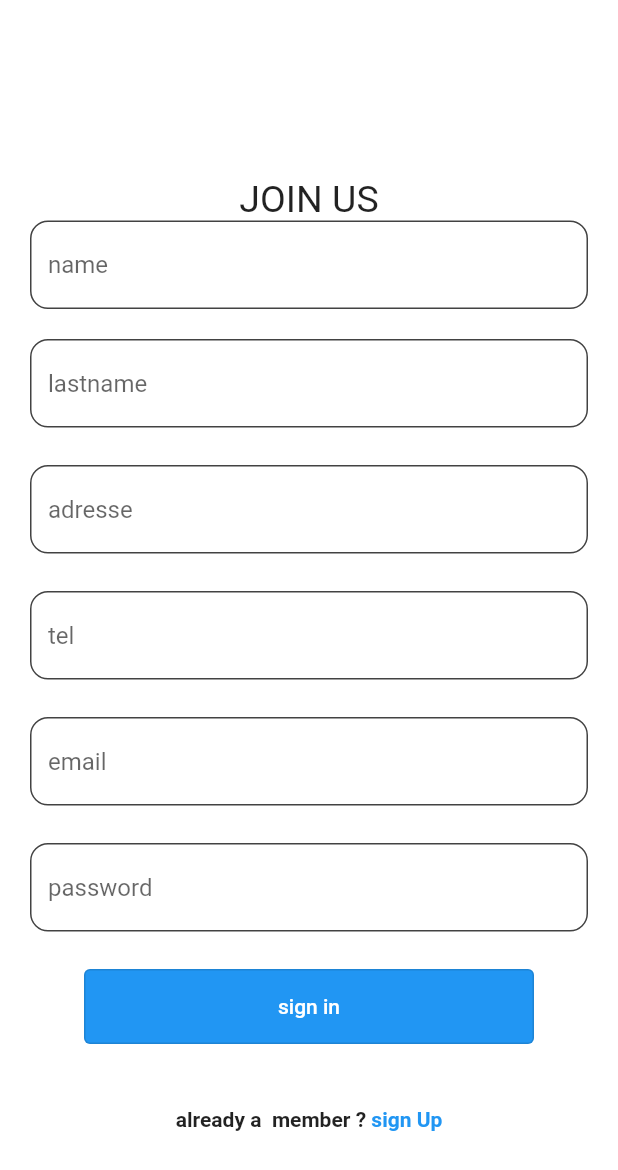
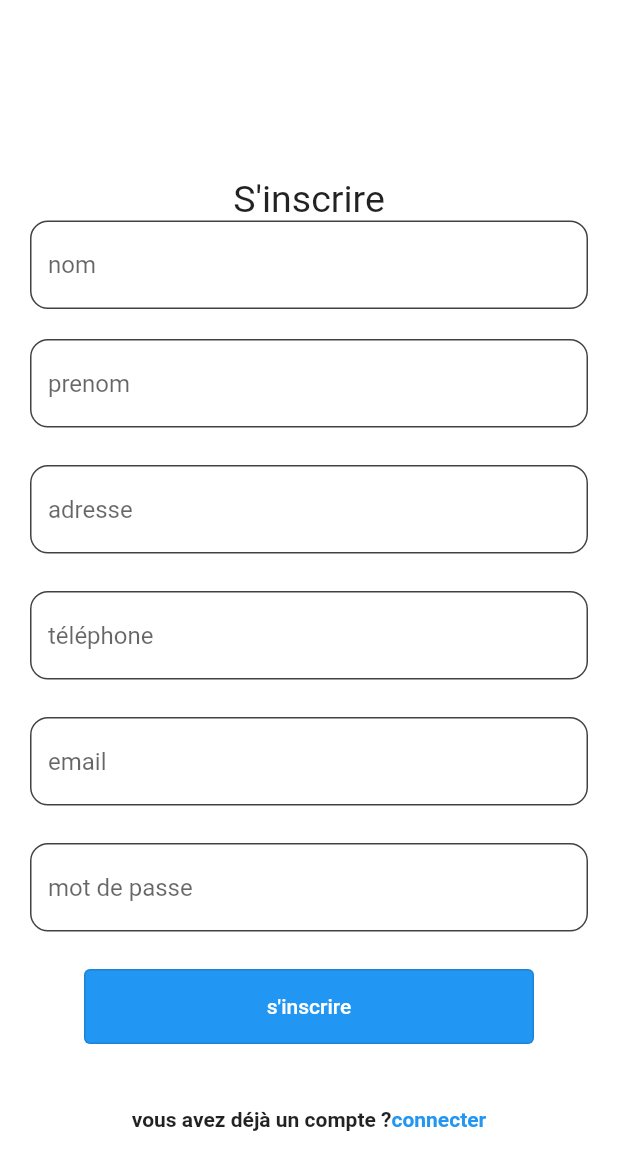
Before and after one commit to abdoutalby/reclamationManager, a Flutter app: the RegisterPage screen opened directly, on a phone screen of 412 x 824 dp. Shown: the top 1170 px of the screen. Run offline on Flutter 3.47's test engine with Material 2 defaults, Android fonts, the phone set to English and light mode, and no system bars; our stand-ins replace get; network calls fail.

Commit message:
update pubsbec

```diff
--- a/lib/pages/home.dart
+++ b/lib/pages/home.dart
@@ -16,7 +16,7 @@ class HomePageS  extends State<HomePage>{
   Widget build(BuildContext context) {
     return Scaffold(
       appBar: AppBar(
-        title: Text("home"),
+        title: Text("Accueil"),
 actions: [
   IconButton(onPressed: (){}, icon: Icon(Icons.login_outlined))
 ]
--- a/lib/pages/login_page.dart
+++ b/lib/pages/login_page.dart
@@ -49,7 +49,7 @@ class _LoginPageState extends State<LoginPage> {
                 "Reclamations",
                ),
               Text(
-                "Togother to make it better",
+                "Pour le rendre meilleure",
                ),
               Padding(
                 padding: const EdgeInsets.symmetric(horizontal: 20),
@@ -92,7 +92,7 @@ class _LoginPageState extends State<LoginPage> {
                                 borderSide:
                                 BorderSide(color: AppColors.TEXT_COLOR)),
                             filled: true,
-                            hintText: 'Password')),
+                            hintText: 'mot de passe')),
                     const SizedBox(
                       height: 25,
                     ),
@@ -116,7 +116,7 @@ class _LoginPageState extends State<LoginPage> {
                               color: AppColors.BLACK,
                             )
                                 : Text(
-                              "sign in",
+                              "se connecter",
                               style: TextStyle(color: AppColors.WHITE),
                             ),
                           ),
@@ -134,7 +134,7 @@ class _LoginPageState extends State<LoginPage> {
                 mainAxisAlignment: MainAxisAlignment.center,
                 children: [
                   const Text(
-                    'Not a member ?',
+                    "vous n'avez pas du compte ?",
                     style: TextStyle(
                       fontWeight: FontWeight.bold,
                     ),
@@ -144,7 +144,7 @@ class _LoginPageState extends State<LoginPage> {
                       Get.to(() => RegisterPage());
                     },
                     child: const Text(
-                      ' Join us now',
+                      ' nous rejoindre',
                       style: TextStyle(
                         color: Colors.blue,
                         fontWeight: FontWeight.bold,
--- a/lib/pages/register_page.dart
+++ b/lib/pages/register_page.dart
@@ -44,7 +44,7 @@ class _RegisterPageS extends State<RegisterPage> {
                 height: 65,
               ),
               Text(
-                "JOIN US",
+                "S'inscrire",
                 style: TextStyle(fontSize: 25),
               ),
 
@@ -55,7 +55,7 @@ class _RegisterPageS extends State<RegisterPage> {
                     TextField(
                       controller: controller.name,
                       decoration: InputDecoration(
-                         hintText: "name",
+                         hintText: "nom",
 
                         fillColor: AppColors.WHITE,
                         enabledBorder: OutlineInputBorder(
@@ -87,7 +87,7 @@ class _RegisterPageS extends State<RegisterPage> {
                                 borderSide:
                                     BorderSide(color: AppColors.TEXT_COLOR)),
                             filled: true,
-                            hintText: 'lastname')),
+                            hintText: 'prenom')),
                     const SizedBox(
                       height: 25,
                     ),
@@ -125,7 +125,7 @@ class _RegisterPageS extends State<RegisterPage> {
                                 borderSide:
                                     BorderSide(color: AppColors.TEXT_COLOR)),
                             filled: true,
-                            hintText: 'tel')),
+                            hintText: 'téléphone')),
                     const SizedBox(
                       height: 25,
                     ),
@@ -164,7 +164,7 @@ class _RegisterPageS extends State<RegisterPage> {
                                 borderSide:
                                     BorderSide(color: AppColors.TEXT_COLOR)),
                             filled: true,
-                            hintText: 'password')),
+                            hintText: 'mot de passe')),
                     const SizedBox(
                       height: 25,
                     ),
@@ -185,7 +185,7 @@ class _RegisterPageS extends State<RegisterPage> {
                                     color: AppColors.BLACK,
                                   )
                                 : Text(
-                                    "sign in",
+                                    "s'inscrire",
                                     style: TextStyle(color: AppColors.WHITE),
                                   ),
                           ),
@@ -203,7 +203,7 @@ class _RegisterPageS extends State<RegisterPage> {
                 mainAxisAlignment: MainAxisAlignment.center,
                 children: [
                   const Text(
-                    'already a  member ?',
+                    'vous avez déjà un compte ?',
                     style: TextStyle(
                       fontWeight: FontWeight.bold,
                     ),
@@ -213,7 +213,7 @@ class _RegisterPageS extends State<RegisterPage> {
                       Get.offAll(() => LoginPage());
                     },
                     child: const Text(
-                      ' sign Up',
+                      'connecter',
                       style: TextStyle(
                         color: Colors.blue,
                         fontWeight: FontWeight.bold,
```
Also changed, not shown: lib/pages/opinion/ajouter_opinion.dart (+11 -30 lines), lib/pages/reclamations/ajouter_reclamation.dart (+6 -16 lines), pubspec.yaml (+0 -66 lines).
